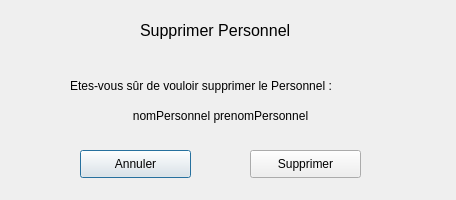
Above: QtProject/supprimerpersonnel.ui from ThomChar/QTProjectCpp before the change. Below: the same form after it.
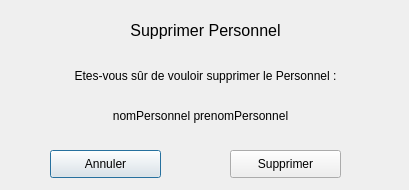
That is the form after the change.

```diff
--- a/QtProject/supprimerpersonnel.ui
+++ b/QtProject/supprimerpersonnel.ui
@@ -6,8 +6,8 @@
    <rect>
     <x>0</x>
     <y>0</y>
-    <width>456</width>
-    <height>200</height>
+    <width>409</width>
+    <height>190</height>
    </rect>
   </property>
   <property name="windowTitle">
@@ -16,8 +16,8 @@
   <widget class="QLabel" name="label_2">
    <property name="geometry">
     <rect>
-     <x>70</x>
-     <y>70</y>
+     <x>50</x>
+     <y>60</y>
      <width>311</width>
      <height>31</height>
     </rect>
@@ -30,11 +30,14 @@
    <property name="text">
     <string>Etes-vous sûr de vouloir supprimer le Personnel :</string>
    </property>
+   <property name="alignment">
+    <set>Qt::AlignCenter</set>
+   </property>
   </widget>
   <widget class="QLabel" name="label_3">
    <property name="geometry">
     <rect>
-     <x>130</x>
+     <x>110</x>
      <y>100</y>
      <width>181</width>
      <height>31</height>
@@ -55,7 +58,7 @@
   <widget class="QPushButton" name="pushButton_2">
    <property name="geometry">
     <rect>
-     <x>80</x>
+     <x>50</x>
      <y>150</y>
      <width>111</width>
      <height>28</height>
@@ -79,7 +82,7 @@
   <widget class="QLabel" name="label">
    <property name="geometry">
     <rect>
-     <x>140</x>
+     <x>120</x>
      <y>10</y>
      <width>171</width>
      <height>41</height>
@@ -95,11 +98,14 @@
    <property name="text">
     <string>Supprimer Personnel</string>
    </property>
+   <property name="alignment">
+    <set>Qt::AlignCenter</set>
+   </property>
   </widget>
   <widget class="QPushButton" name="pushButton">
    <property name="geometry">
     <rect>
-     <x>250</x>
+     <x>230</x>
      <y>150</y>
      <width>111</width>
      <height>28</height>
```
